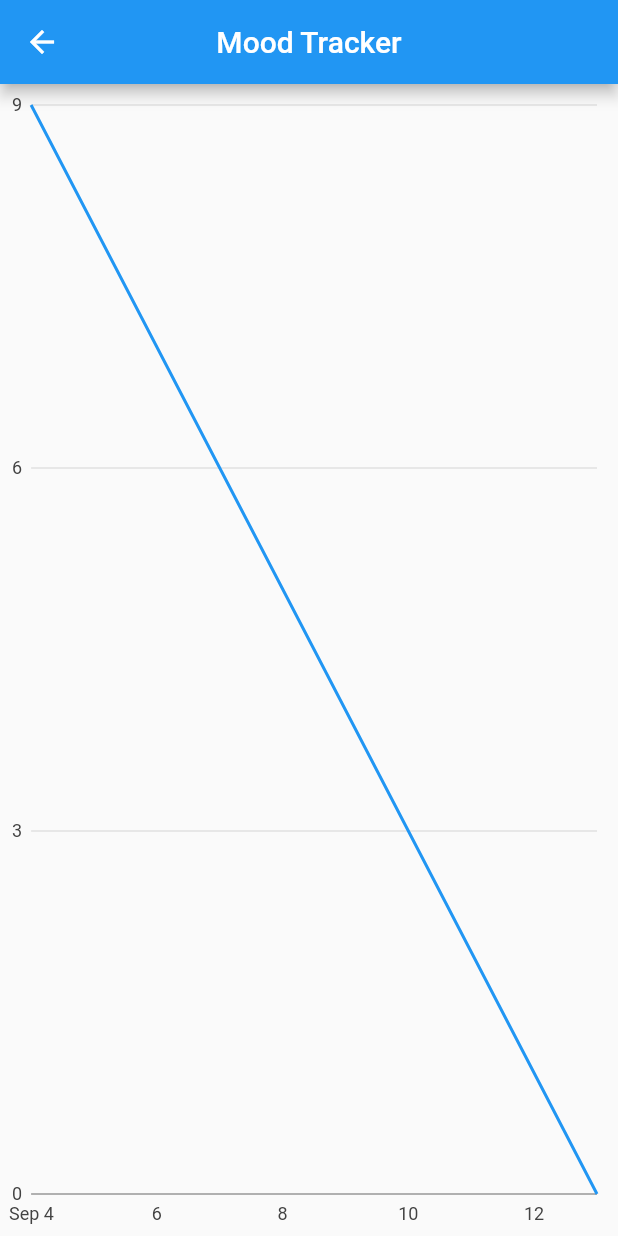
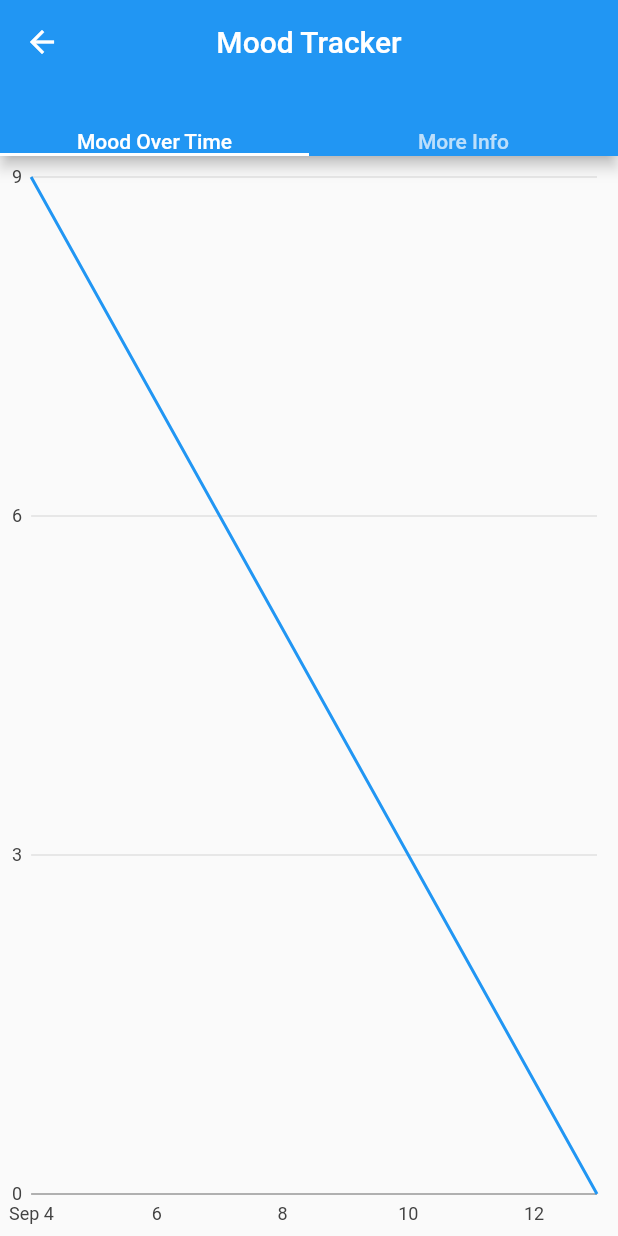
Before and after one commit to Rene-A/Self_Get_Well, a Flutter app: the MoodTracker screen opened directly, on a phone screen of 412 x 824 dp. Run offline on Flutter 3.47's test engine with Material 2 defaults, Android fonts, the phone set to English and light mode, and no system bars; our stand-ins replace charts_flutter, sqflite; missing offline and left inert: flutter_phone_direct_caller; accounts and stored records are empty.

Commit message:
Setting up the template for more tabs with information on the mood tracker route.

```diff
--- a/lib/views/mood_tracker.dart
+++ b/lib/views/mood_tracker.dart
@@ -36,19 +36,31 @@ class _MoodTrackerState extends State<MoodTracker> {
   Widget build(BuildContext context) {
 
     // https://api.flutter.dev/flutter/widgets/FutureBuilder-class.html
-    return Scaffold(
+    return DefaultTabController(
+      length: 2,
+      child: Scaffold(
         appBar: AppBar(
           centerTitle: true,
           title: Text(Constants.moodTrackerName),
+          bottom: TabBar(
+            tabs: [Text('Mood Over Time'), Text('More Info')],
           ),
-      body: Container(
-        child: FutureBuilder< List<MoodEntry> > (
+        ),
+        body: TabBarView(children:[buildPage(), buildPage()])
+
+      ),
+    );
+  }
+
+  Widget buildPage() {
+
+    return FutureBuilder< List<MoodEntry> > (
       future: moodEntries,
       builder: (BuildContext context, AsyncSnapshot< List<MoodEntry> > snapshot) {
         Widget child;
 
         if (snapshot.hasData) {
-              child = SimpleTimeSeriesChart.buildFromList(
+          child = _SimpleTimeSeriesChart.buildFromList(
             moodEntries: snapshot.data,
             shouldAnimate: true,
           );
@@ -68,22 +80,22 @@ class _MoodTrackerState extends State<MoodTracker> {
           child: child,
         );
       },
-        ),
-      )
     );
   }
 }
 
+
+
 // Directly from the documentation
 // https://google.github.io/charts/flutter/example/time_series_charts/simple
-class SimpleTimeSeriesChart extends StatelessWidget {
+class _SimpleTimeSeriesChart extends StatelessWidget {
 
   final List<charts.Series> seriesList;
   final bool animate;
 
-  SimpleTimeSeriesChart({this.seriesList, this.animate});
+  _SimpleTimeSeriesChart({this.seriesList, this.animate});
 
-  factory SimpleTimeSeriesChart.buildFromList({List<MoodEntry> moodEntries, bool shouldAnimate}) {
+  factory _SimpleTimeSeriesChart.buildFromList({List<MoodEntry> moodEntries, bool shouldAnimate}) {
 
     List< charts.Series<MoodEntry, DateTime> > tempList = [
       charts.Series<MoodEntry, DateTime>(
@@ -95,7 +107,7 @@ class SimpleTimeSeriesChart extends StatelessWidget {
       )
     ];
 
-    return SimpleTimeSeriesChart(
+    return _SimpleTimeSeriesChart(
       seriesList: tempList,
       animate: shouldAnimate,
     );
```
Lines whose indentation alone changed are shown as unchanged.
